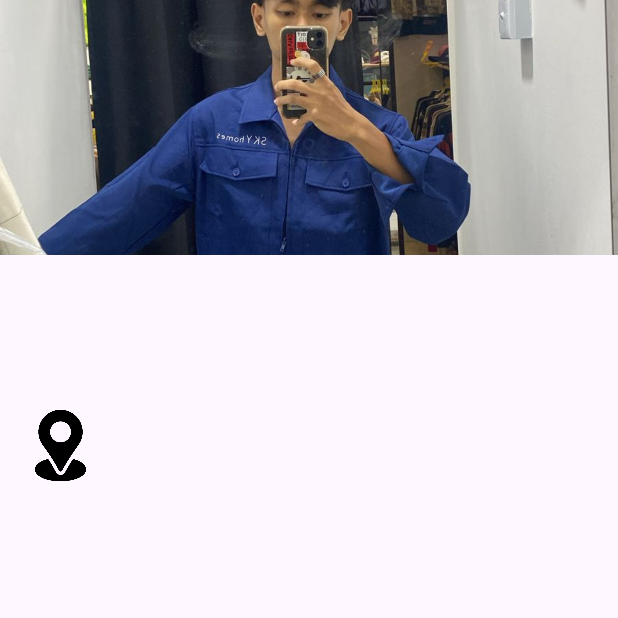
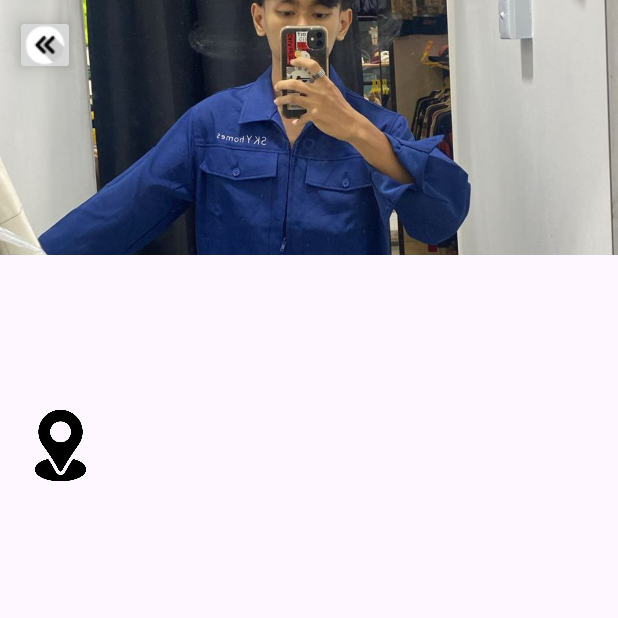
Before and after one commit to devalrohit/24001084-km6-izr-FoodApps-ch3, an Android app: the DetailActivity screen opened directly, with no data from a screen before it, on a phone screen of 412 x 824 dp, the top half of it. Run offline under Robolectric (Android 15) with nearby library versions, the phone set to English and light mode, and no system bars; pictures from the network do not load.

Commit message:
Create feature button

```diff
--- a/app/src/main/java/com/catnip/layoutingexample/feature/detail/DetailActivity.kt
+++ b/app/src/main/java/com/catnip/layoutingexample/feature/detail/DetailActivity.kt
@@ -15,6 +15,10 @@ class DetailActivity : AppCompatActivity() {
         super.onCreate(savedInstanceState)
         binding = ActivityDetailBinding.inflate(layoutInflater)
         setContentView(binding.root)
+
+        binding.btnBack.setOnClickListener {
+            onBackPressed() // Kembali ke tata letak sebelumnya saat tombol "Back" ditekan
+        }
 
         val food = intent.getParcelableExtra<Food>(EXTRAS_ITEM)
         food?.let { displayFoodDetails(it) }
--- /dev/null
+++ b/app/src/main/res/drawable/ic_back.xml
@@ -0,0 +1,5 @@
+<vector xmlns:android="http://schemas.android.com/apk/res/android" android:autoMirrored="true" android:height="24dp" android:tint="#000000" android:viewportHeight="24" android:viewportWidth="24" android:width="24dp">
+
+    <path android:fillColor="@android:color/white" android:pathData="M20,11H7.83l5.59,-5.59L12,4l-8,8 8,8 1.41,-1.41L7.83,13H20v-2z"/>
+
+</vector>
--- a/app/src/main/res/layout/activity_detail.xml
+++ b/app/src/main/res/layout/activity_detail.xml
@@ -11,6 +11,19 @@
     <androidx.constraintlayout.widget.ConstraintLayout
         android:layout_width="match_parent"
         android:layout_height="wrap_content">
+
+        <ImageButton
+            android:id="@+id/btn_back"
+            android:layout_width="40dp"
+            android:layout_height="40dp"
+            android:layout_marginTop="10dp"
+            android:layout_marginStart="10dp"
+            android:src="@drawable/ic_backk"
+            app:layout_constraintTop_toTopOf="parent"
+            app:layout_constraintStart_toStartOf="parent"
+            android:elevation="8dp" />
+
+
 
         <ImageView
             android:scaleType="centerCrop"
```
Also changed, not shown: app/src/main/res/drawable/ic_backk.png (added).
